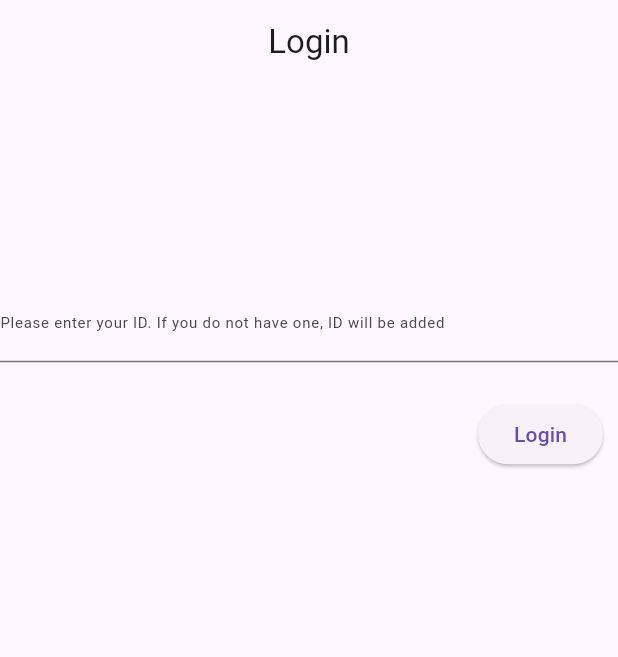
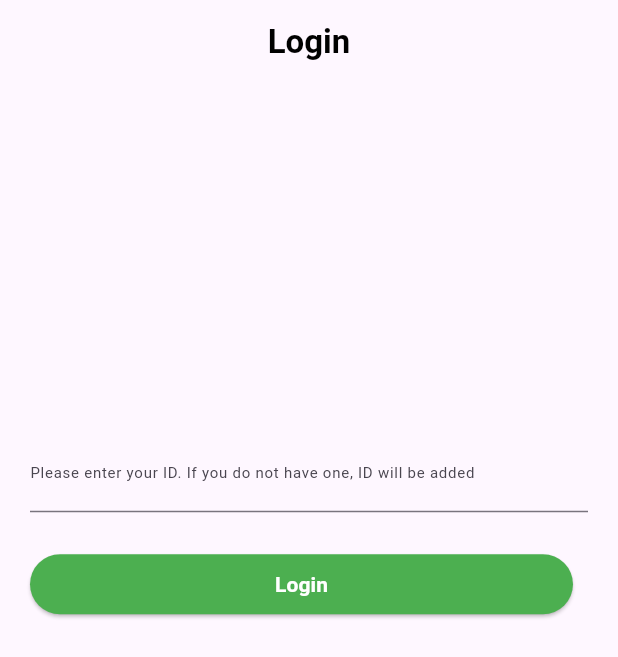
Before and after one commit to Baby-Im-Sorry/Front, a Flutter app: the screen it shows after launch, on a phone screen of 412 x 824 dp. Shown: the top 657 px of the screen. Run offline on Flutter 3.47's test engine with Material 3 defaults, Android fonts, the phone set to English and light mode, and no system bars; our stand-ins replace fluttertoast.

Commit message:
add design UI

```diff
--- a/lib/login.dart
+++ b/lib/login.dart
@@ -40,12 +40,20 @@ class LoginScreen extends StatelessWidget {
     return Scaffold(
       appBar: AppBar(
         centerTitle: true,
-        title: const Text('Login'),
+        title: const Text(
+          'Login',
+          style: TextStyle(
+            color: Colors.black,
+            fontWeight: FontWeight.bold,
+          ),
+        ),
       ),
       body: Center(
+        child: Padding(
+          padding: const EdgeInsets.all(20.0),
           child: Container(
             width: 500,
-          height: 500,
+            height: 300,
             child: Column(
               // mainAxisAlignment: MainAxisAlignment.center,
               children: [
@@ -66,7 +74,17 @@ class LoginScreen extends StatelessWidget {
                     child: ElevatedButton(
                       onPressed: () =>
                           _login(context),
-                    child: const Text('Login'),
+                      style: ButtonStyle(
+                        backgroundColor: MaterialStateProperty.all<Color>(Colors.green.shade500),
+                        minimumSize: MaterialStateProperty.all<Size>(const Size(double.infinity, 40))
+                      ),
+                      child: const Text(
+                        'Login',
+                        style: TextStyle(
+                          color: Colors.white,
+                          fontWeight: FontWeight.bold,
+                        ),
+                      ),
                     ),
                   ),
                 ),
@@ -74,6 +92,7 @@ class LoginScreen extends StatelessWidget {
             ),
           ),
         ),
+      ),
     );
   }
 }
```
Lines whose indentation alone changed are shown as unchanged.
